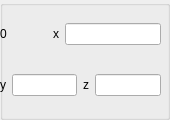
Old version of the form TP1/ptsvalue.ui in the repository William-Barry-Aix/ModSurf3D.
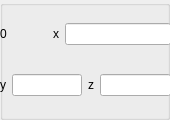
New version of the form.

```diff
--- a/TP1/ptsvalue.ui
+++ b/TP1/ptsvalue.ui
@@ -24,7 +24,7 @@
     <rect>
      <x>0</x>
      <y>0</y>
-     <width>161</width>
+     <width>171</width>
      <height>121</height>
     </rect>
    </property>
```
Left out of the diff: 6 changed lines with no effect on the pictures.
